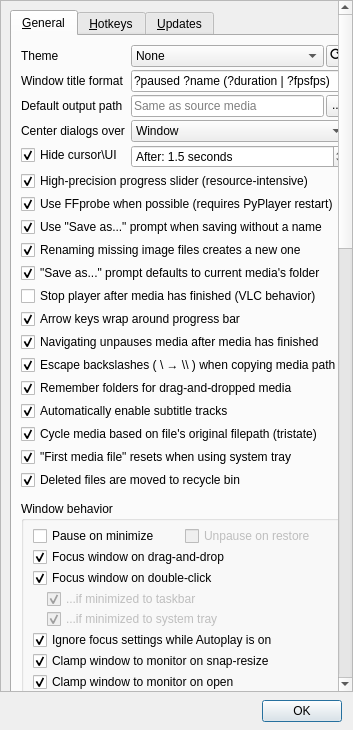
Before: the Qt Designer form bin/window_settings.ui in thisismy-github/pyplayer, drawn with Qt 5.
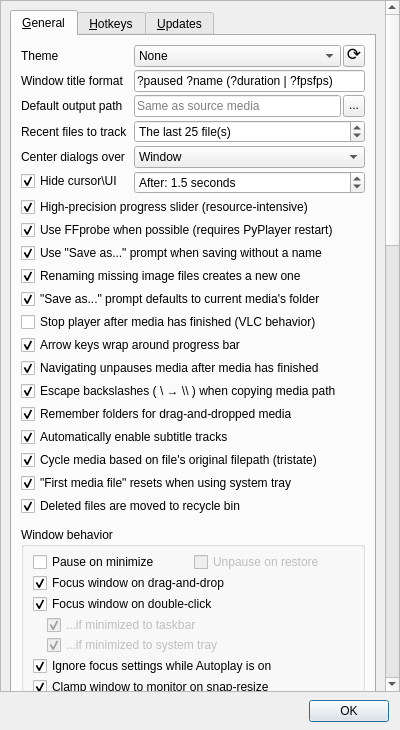
After: the same form once the commit is applied. Custom widgets are drawn as their Qt base class.

Commit message: Added recent files settings, lowered gain to 2.0

Diff of the .ui file:
```diff
--- a/bin/window_settings.ui
+++ b/bin/window_settings.ui
@@ -6,7 +6,7 @@
    <rect>
     <x>0</x>
     <y>0</y>
-    <width>353</width>
+    <width>400</width>
     <height>730</height>
    </rect>
   </property>
@@ -48,8 +48,8 @@
        <rect>
         <x>0</x>
         <y>0</y>
-        <width>399</width>
-        <height>2018</height>
+        <width>387</width>
+        <height>2016</height>
        </rect>
       </property>
       <layout class="QVBoxLayout" name="verticalLayout_4">
@@ -226,7 +226,7 @@
                </item>
               </layout>
              </item>
-             <item row="3" column="0">
+             <item row="4" column="0">
               <widget class="QLabel" name="label_50">
                <property name="toolTip">
                 <string>The location where popups and other dialogs will initially appear.</string>
@@ -236,7 +236,7 @@
                </property>
               </widget>
              </item>
-             <item row="3" column="1">
+             <item row="4" column="1">
               <widget class="QComboBox" name="comboDialogPosition">
                <item>
                 <property name="text">
@@ -255,7 +255,7 @@
                </item>
               </widget>
              </item>
-             <item row="4" column="0">
+             <item row="5" column="0">
               <widget class="QCheckBox" name="checkHideIdleCursor">
                <property name="toolTip">
                 <string>If checked, your cursor will disappear until moved
@@ -270,7 +270,7 @@
                </property>
               </widget>
              </item>
-             <item row="4" column="1">
+             <item row="5" column="1">
               <widget class="QDoubleSpinBox" name="spinHideIdleCursorDuration">
                <property name="prefix">
                 <string>After: </string>
@@ -295,7 +295,7 @@
                </property>
               </widget>
              </item>
-             <item row="5" column="0" colspan="2">
+             <item row="6" column="0" colspan="2">
               <widget class="QCheckBox" name="checkHighPrecisionProgress">
                <property name="toolTip">
                 <string>If checked, the progress slider for your media will be simulated in
@@ -315,7 +315,7 @@
                </property>
               </widget>
              </item>
-             <item row="6" column="0" colspan="2">
+             <item row="7" column="0" colspan="2">
               <widget class="QCheckBox" name="checkFFprobe">
                <property name="toolTip">
                 <string>If checked, FFprobe will be used (if it exists) to parse media files
@@ -339,7 +339,7 @@
                </property>
               </widget>
              </item>
-             <item row="7" column="0" colspan="2">
+             <item row="8" column="0" colspan="2">
               <widget class="QCheckBox" name="checkAlwaysSaveAs">
                <property name="toolTip">
                 <string>If checked, saving an edit with no name specified in the
@@ -357,7 +357,7 @@
                </property>
               </widget>
              </item>
-             <item row="8" column="0" colspan="2">
+             <item row="9" column="0" colspan="2">
               <widget class="QCheckBox" name="checkRenameMissingImages">
                <property name="toolTip">
                 <string>If checked, renaming an image file that doesn't
@@ -375,7 +375,7 @@
                </property>
               </widget>
              </item>
-             <item row="9" column="0" colspan="2">
+             <item row="10" column="0" colspan="2">
               <widget class="QCheckBox" name="checkSaveAsUseMediaFolder">
                <property name="toolTip">
                 <string>If checked, the &quot;Save as...&quot; prompt will default
@@ -391,7 +391,7 @@
                </property>
               </widget>
              </item>
-             <item row="10" column="0" colspan="2">
+             <item row="11" column="0" colspan="2">
               <widget class="QCheckBox" name="checkStopOnFinish">
                <property name="toolTip">
                 <string>If checked, the media player will completely stop
@@ -410,7 +410,7 @@
                </property>
               </widget>
              </item>
-             <item row="11" column="0" colspan="2">
+             <item row="12" column="0" colspan="2">
               <widget class="QCheckBox" name="checkNavigationWrap">
                <property name="toolTip">
                 <string>If checked, using the arrow keys or J/L to navigate forwards or backwards in a video
@@ -426,7 +426,7 @@
                </property>
               </widget>
              </item>
-             <item row="12" column="0" colspan="2">
+             <item row="13" column="0" colspan="2">
               <widget class="QCheckBox" name="checkNavigationUnpause">
                <property name="toolTip">
                 <string>If checked, navigating with the arrow keys, J/L, scrubbing, etc. after the media
@@ -440,7 +440,7 @@
                </property>
               </widget>
              </item>
-             <item row="13" column="0" colspan="2">
+             <item row="14" column="0" colspan="2">
               <widget class="QCheckBox" name="checkCopyEscapeBackslashes">
                <property name="toolTip">
                 <string>If checked, copying a media's path to your clipboard
@@ -458,7 +458,7 @@
                </property>
               </widget>
              </item>
-             <item row="14" column="0" colspan="2">
+             <item row="15" column="0" colspan="2">
               <widget class="QCheckBox" name="checkRememberDropFolder">
                <property name="toolTip">
                 <string>If checked, dragging and dropping media will remember
@@ -475,7 +475,7 @@
                </property>
               </widget>
              </item>
-             <item row="15" column="0" colspan="2">
+             <item row="16" column="0" colspan="2">
               <widget class="QCheckBox" name="checkAutoEnableSubtitles">
                <property name="toolTip">
                 <string>If checked, subtitle tracks will be automatically
@@ -490,7 +490,7 @@
                </property>
               </widget>
              </item>
-             <item row="16" column="0" colspan="2">
+             <item row="17" column="0" colspan="2">
               <widget class="QCheckBox" name="checkCycleRememberOriginalPath">
                <property name="toolTip">
                 <string>Tristate:
@@ -516,7 +516,7 @@
                </property>
               </widget>
              </item>
-             <item row="18" column="0" colspan="2">
+             <item row="19" column="0" colspan="2">
               <widget class="QCheckBox" name="checkRecycleBin">
                <property name="toolTip">
                 <string>If checked, files marked for deletion are sent to your computer's
@@ -530,7 +530,7 @@
                </property>
               </widget>
              </item>
-             <item row="17" column="0" colspan="2">
+             <item row="18" column="0" colspan="2">
               <widget class="QCheckBox" name="checkFirstFileTrayReset">
                <property name="toolTip">
                 <string>If checked, minimizing to the system tray,
@@ -550,6 +550,43 @@
                </property>
               </widget>
              </item>
+             <item row="3" column="0">
+              <widget class="QLabel" name="label_58">
+               <property name="toolTip">
+                <string>The number of files to remember between sessions
+after being played.
+
+NOTE: Setting this to 0 will not clear the existing list
+unless you manually clear it or restart PyPlayer.
+
+NOTE: At greater than 25, files will be loaded as-is
+each session, even if some of the files no longer exist.
+Otherwise, the recent files are validated on launch.</string>
+               </property>
+               <property name="text">
+                <string>Recent files to track</string>
+               </property>
+              </widget>
+             </item>
+             <item row="3" column="1">
+              <widget class="QSpinBox" name="spinRecentFiles">
+               <property name="specialValueText">
+                <string>Do not track recent files</string>
+               </property>
+               <property name="suffix">
+                <string> file(s)</string>
+               </property>
+               <property name="prefix">
+                <string>The last </string>
+               </property>
+               <property name="maximum">
+                <number>1000</number>
+               </property>
+               <property name="value">
+                <number>25</number>
+               </property>
+              </widget>
+             </item>
             </layout>
            </item>
            <item>
```
Left out of the diff: 41 changed lines with no effect on the pictures. The commit also changes 9 other files.
